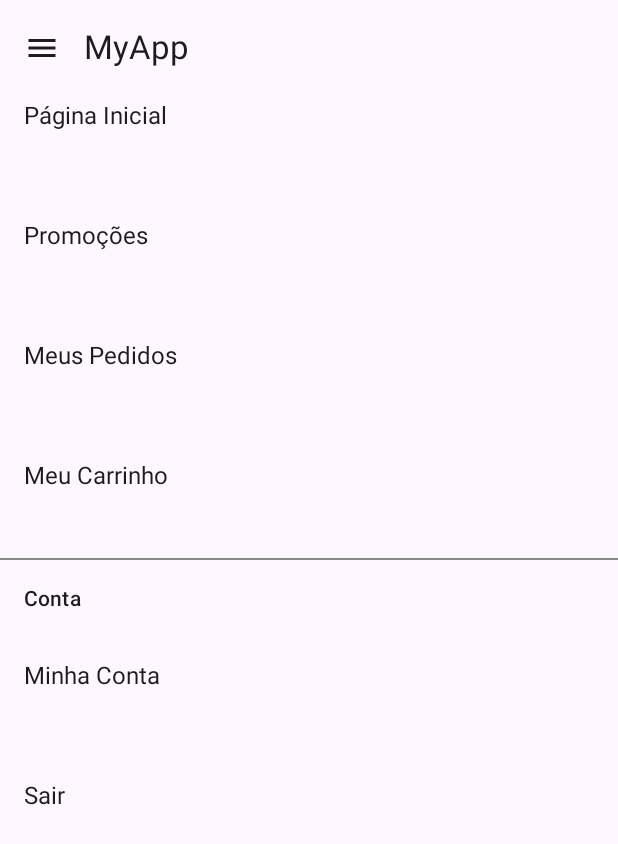
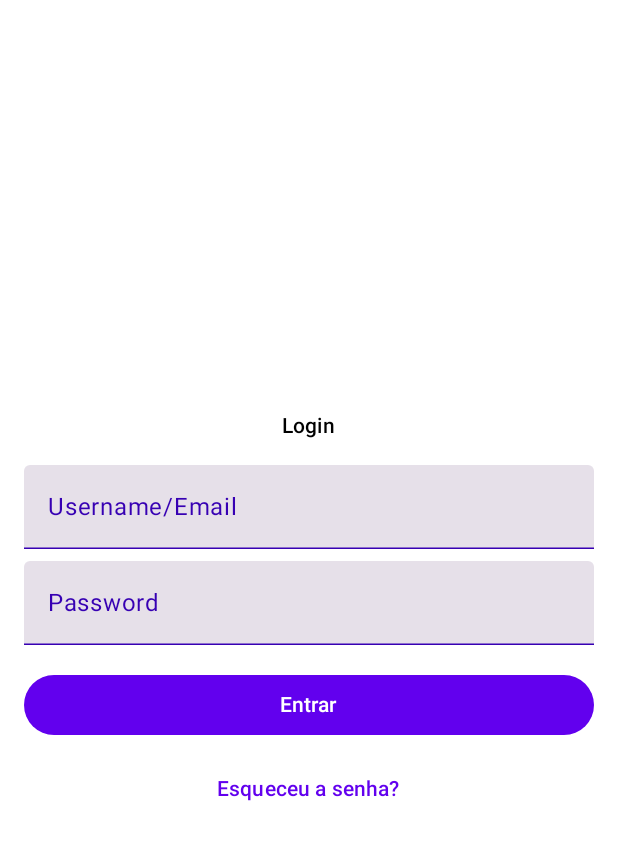
Before and after one commit to windcarvalho/LoginLLMTest, an Android app built with Jetpack Compose: the Tela_Compose_Access_3 screen opened directly, with no data from a screen before it, on a phone screen of 412 x 824 dp. Shown: the top 844 px of the screen. Run offline under Robolectric (Android 15) with nearby library versions, the phone set to English and light mode, and no system bars.

Commit message:
tela 3 adicionada

```diff
--- a/app/src/main/java/org/ufc/great/llm/screens/Tela_Compose_Access_3.kt
+++ b/app/src/main/java/org/ufc/great/llm/screens/Tela_Compose_Access_3.kt
@@ -5,10 +5,12 @@ import androidx.appcompat.app.AppCompatActivity
 import android.os.Bundle
 import androidx.activity.compose.setContent
 import androidx.compose.foundation.clickable
+import androidx.compose.foundation.isSystemInDarkTheme
 import androidx.compose.foundation.layout.*
 import androidx.compose.foundation.shape.RoundedCornerShape
 import androidx.compose.material.icons.Icons
 import androidx.compose.material.icons.filled.Menu
+import androidx.compose.material3.Button
 import androidx.compose.material3.Divider
 import androidx.compose.material3.DrawerValue
 import androidx.compose.material3.ExperimentalMaterial3Api
@@ -21,17 +23,22 @@ import androidx.compose.ui.Modifier
 import androidx.compose.ui.tooling.preview.Preview
 import androidx.compose.material3.Scaffold
 import androidx.compose.material3.Shapes
+import androidx.compose.material3.Surface
+import androidx.compose.material3.TextButton
+import androidx.compose.material3.TextField
 import androidx.compose.material3.TopAppBar
 import androidx.compose.material3.Typography
 import androidx.compose.material3.darkColorScheme
 import androidx.compose.material3.lightColorScheme
 import androidx.compose.material3.rememberDrawerState
+import androidx.compose.ui.Alignment
 import androidx.compose.ui.graphics.Color
 import androidx.compose.ui.semantics.contentDescription
 import androidx.compose.ui.semantics.semantics
 import androidx.compose.ui.text.TextStyle
 import androidx.compose.ui.text.font.FontFamily
 import androidx.compose.ui.text.font.FontWeight
+import androidx.compose.ui.text.input.PasswordVisualTransformation
 import androidx.compose.ui.unit.dp
 import androidx.compose.ui.unit.sp
 import kotlinx.coroutines.launch
@@ -40,108 +47,121 @@ class Tela_Compose_Access_3<VisualTransformation> : AppCompatActivity() {
     override fun onCreate(savedInstanceState: Bundle?) {
         super.onCreate(savedInstanceState)
         setContent {
-            MyAppTheme {
-                MyApp()
+            LoginAppTheme {
+                Surface(color = MaterialTheme.colorScheme.background) {
+                    LoginScreen()
+                }
             }
         }
     }
 }
+@Composable
+fun LoginScreen() {
+    var username by remember { mutableStateOf("") }
+    var password by remember { mutableStateOf("") }
+    var isError by remember { mutableStateOf(false) }
 
-@SuppressLint("UnusedMaterial3ScaffoldPaddingParameter")
-@OptIn(ExperimentalMaterial3Api::class)
-@Composable
-fun MyApp() {
-    val scaffoldState = rememberDrawerState(DrawerValue.Closed)
-    val coroutineScope = rememberCoroutineScope()
+    Column(
+        modifier = Modifier
+            .fillMaxSize()
+            .padding(16.dp),
+        horizontalAlignment = Alignment.CenterHorizontally,
+        verticalArrangement = Arrangement.Center
+    ) {
+        Text(text = "Login", style = MaterialTheme.typography.titleSmall)
 
-    Scaffold(
-        topBar = {
-            TopAppBar(
-                title = { Text("MyApp") },
-                navigationIcon = {
-                    IconButton(
-                        onClick = {
-                            coroutineScope.launch {
-                                scaffoldState.open()
-                            }
-                        }
-                    ) {
-                        Icon(
-                            imageVector = Icons.Default.Menu,
-                            contentDescription = "Abrir menu de navegação"
-                        )
-                    }
+        Spacer(modifier = Modifier.height(16.dp))
+
+        TextField(
+            value = username,
+            onValueChange = {
+                username = it
+                isError = false
+            },
+            label = { Text("Username/Email") },
+            isError = isError,
+            modifier = Modifier.fillMaxWidth()
+        )
+
+        if (isError) {
+            Text(text = "Campo obrigatório", color = MaterialTheme.colorScheme.error)
+        }
+
+        Spacer(modifier = Modifier.height(8.dp))
+
+        TextField(
+            value = password,
+            onValueChange = {
+                password = it
+                isError = false
+            },
+            label = { Text("Password") },
+            visualTransformation = PasswordVisualTransformation(),
+            isError = isError,
+            modifier = Modifier.fillMaxWidth()
+        )
+
+        if (isError) {
+            Text(text = "Campo obrigatório", color = MaterialTheme.colorScheme.error)
+        }
+
+        Spacer(modifier = Modifier.height(16.dp))
+
+        Button(
+            onClick = {
+                if (username.isEmpty() || password.isEmpty()) {
+                    isError = true
+                } else {
+                    // Handle login
                 }
-            )
-        },
-        content = {
-            DrawerContent()
+            },
+            modifier = Modifier.fillMaxWidth()
+        ) {
+            Text(text = "Entrar")
         }
-    )
-}
 
-@Composable
-fun DrawerContent() {
-    Column {
-        DrawerSection("Navegação")
-        DrawerItem("Página Inicial")
-        DrawerItem("Promoções")
-        DrawerItem("Meus Pedidos")
-        DrawerItem("Meu Carrinho")
-        Divider(color = Color.Gray)
-        DrawerSection("Conta")
-        DrawerItem("Minha Conta")
-        DrawerItem("Sair")
+        Spacer(modifier = Modifier.height(8.dp))
+
+        TextButton(
+            onClick = { /* Handle forgot password */ },
+            modifier = Modifier.fillMaxWidth()
+        ) {
+            Text(text = "Esqueceu a senha?")
+        }
     }
 }
-
-@Composable
-fun DrawerSection(title: String) {
-    Text(
-        text = title,
-        style = MaterialTheme.typography.titleSmall,
-        modifier = Modifier
-            .padding(16.dp)
-            .semantics { contentDescription = title }
-    )
-}
-
-@Composable
-fun DrawerItem(label: String) {
-    Text(
-        text = label,
-        style = MaterialTheme.typography.bodySmall,
-        modifier = Modifier
-            .fillMaxWidth()
-            .padding(16.dp)
-            .heightIn(min = 48.dp)
-            .clickable {
-                // Ação ao clicar no item do menu
-            }
-            .semantics { contentDescription = label }
-    )
-}
-
 
 
 @Preview(showBackground = true)
 @Composable
 fun DefaultPreview() {
-    MyAppTheme {
-        MyApp()
+    LoginAppTheme {
+        LoginScreen()
     }
 }
 
 private val DarkColorPalette = darkColorScheme(
-    primary = Color(0xFF1EB980),
-    onSurfaceVariant = Color(0xFF045D56),
-    secondary = Color(0xFF1EB980)
+    primary = Color(0xFFBB86FC),
+    onSurfaceVariant = Color(0xFF3700B3),
+    secondary = Color(0xFF03DAC5),
+    background = Color.Black,
+    surface = Color.DarkGray,
+    onPrimary = Color.Black,
+    onSecondary = Color.Black,
+    onBackground = Color.White,
+    onSurface = Color.White
 )
 
 private val LightColorPalette = lightColorScheme(
-    primary = Color(0xFF1EB980),
-    onSurfaceVariant = Color(0xFF045D56),
-    secondary = Color(0xFF1EB980)
+    primary = Color(0xFF6200EE),
+    onSurfaceVariant = Color(0xFF3700B3),
+    secondary = Color(0xFF03DAC5),
+    background = Color.White,
+    surface = Color.LightGray,
+    onPrimary = Color.White,
+    onSecondary = Color.Black,
+    onBackground = Color.Black,
+    onSurface = Color.Black
 )
 
 val Shapes = Shapes(
@@ -159,8 +179,15 @@ val Typography = Typography (
 )
 
 @Composable
-fun MyAppTheme(content: @Composable () -> Unit) {
-    val colors = LightColorPalette
+fun LoginAppTheme(
+    darkTheme: Boolean = isSystemInDarkTheme(),
+    content: @Composable () -> Unit
+) {
+    val colors = if (darkTheme) {
+        DarkColorPalette
+    } else {
+        LightColorPalette
+    }
 
     MaterialTheme(
         colorScheme = colors,
```
Also changed, not shown: app/src/main/java/org/ufc/great/llm/screens/Tela_Compose_3.kt (+69 -65 lines).
